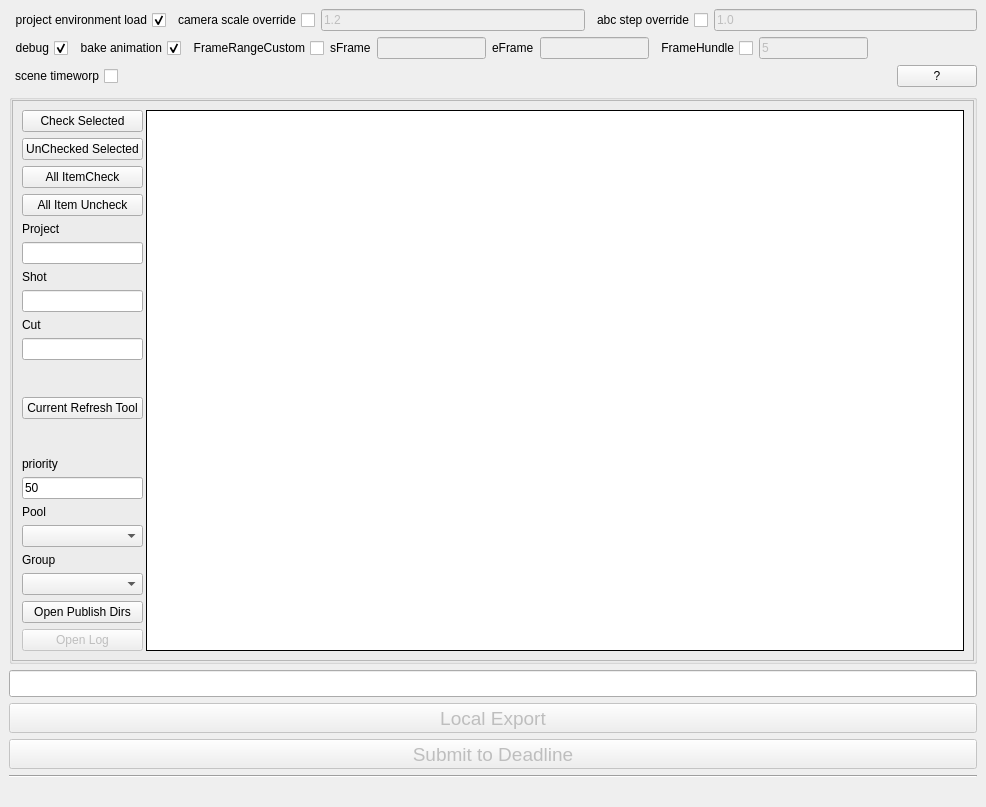
Above: pycode/Exp_gui.ui from n-designdev/ND_AssetExporter before the change. Below: the same form after it.
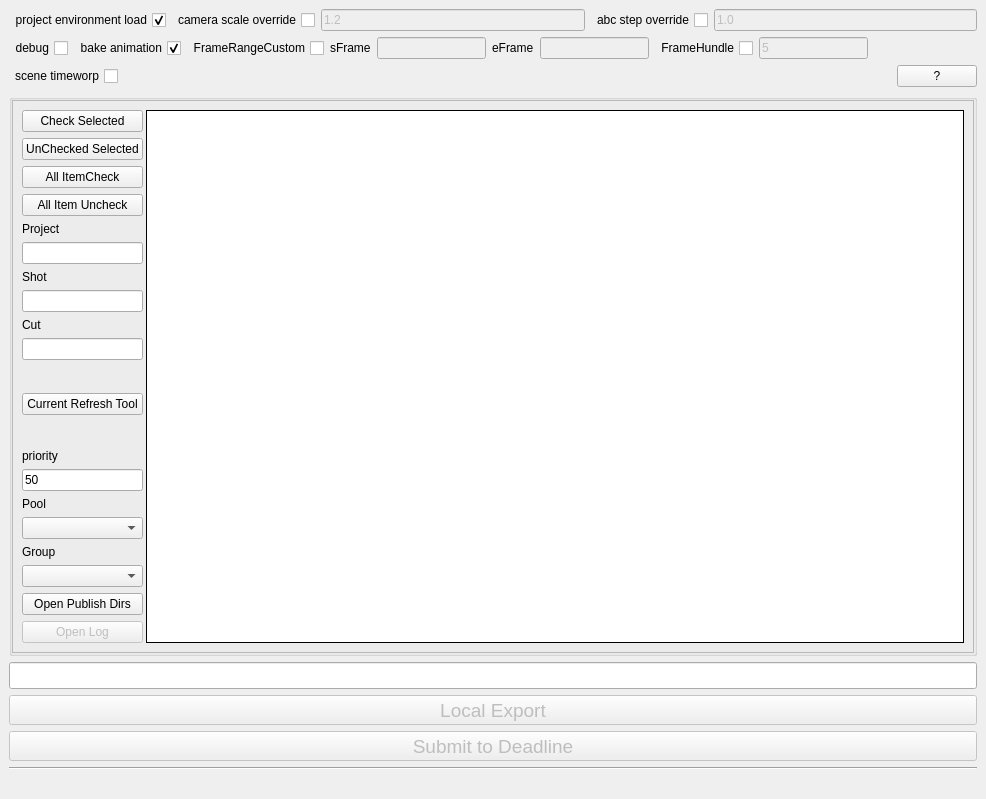
That is the form after the change.

```diff
--- a/pycode/Exp_gui.ui
+++ b/pycode/Exp_gui.ui
@@ -7,7 +7,7 @@
     <x>0</x>
     <y>0</y>
     <width>986</width>
-    <height>807</height>
+    <height>799</height>
    </rect>
   </property>
   <property name="sizePolicy">
@@ -185,7 +185,7 @@
          <string>debug</string>
         </property>
         <property name="checked">
-         <bool>true</bool>
+         <bool>false</bool>
         </property>
        </widget>
       </item>
```
Left out of the diff: 6 changed lines with no effect on the pictures.
